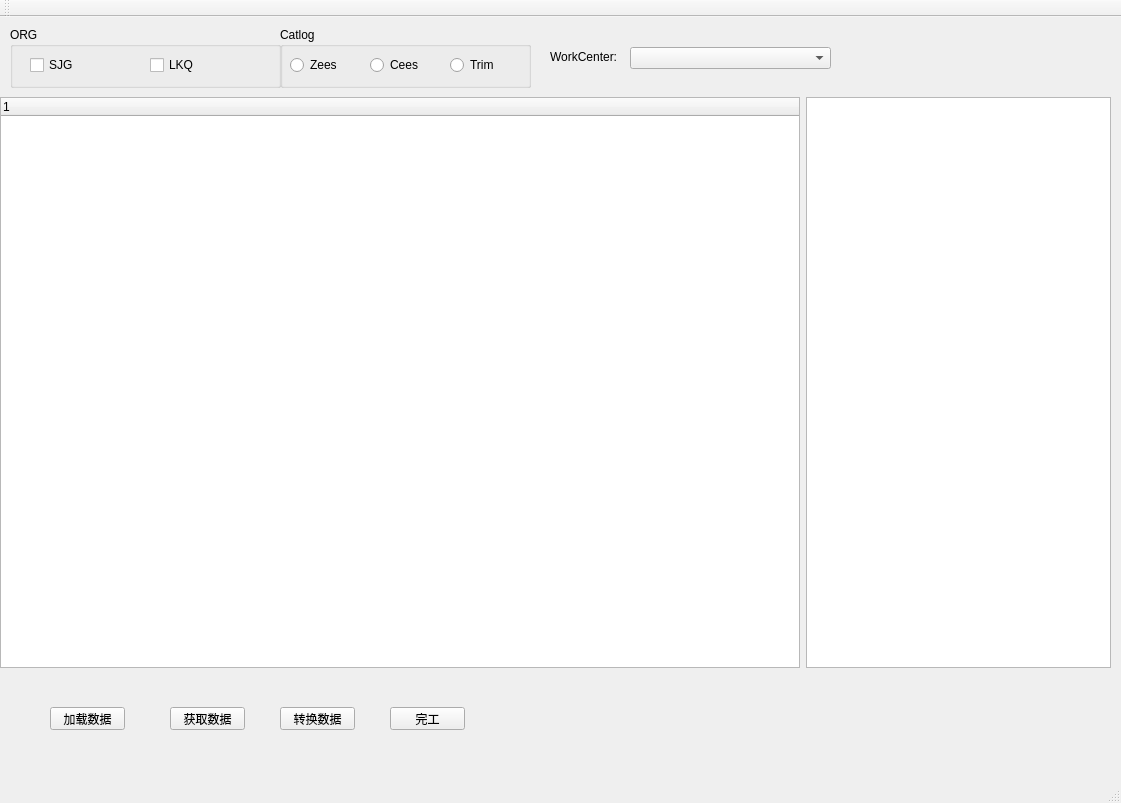
First picture: the form in zSplitting.ui, repository zanweb/zTransform, before the edit.
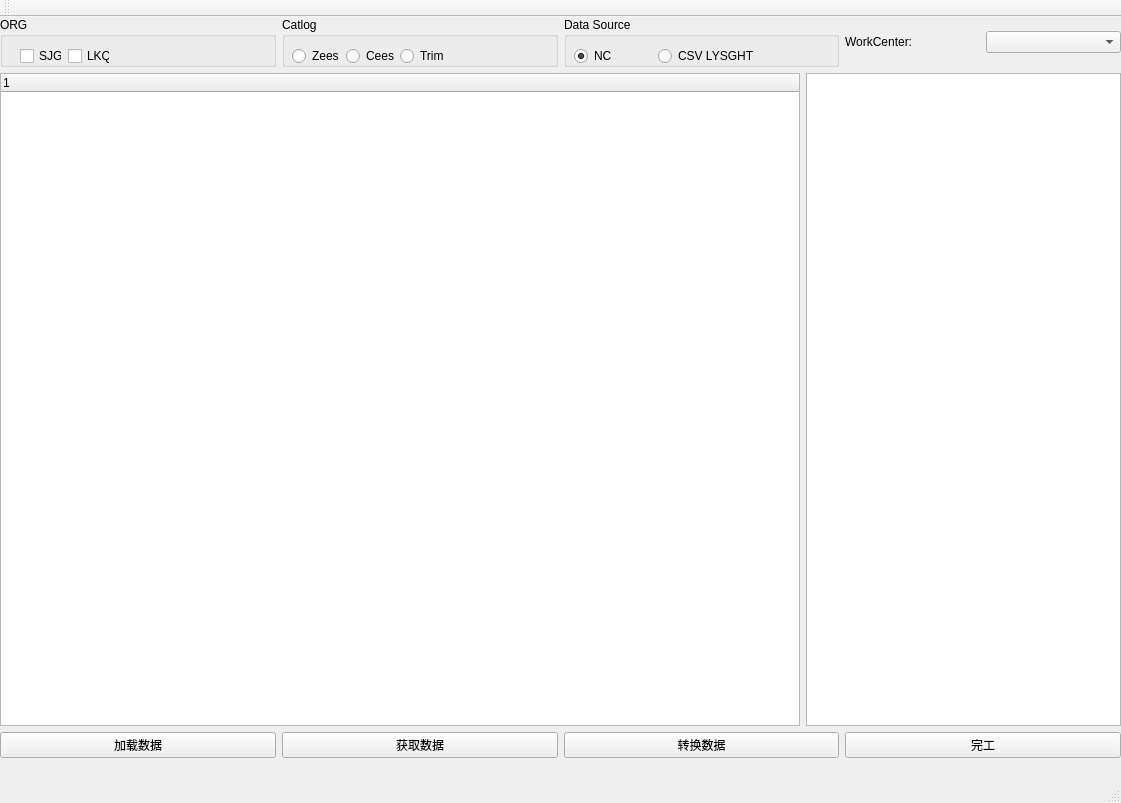
Second picture: the form after the edit.

Diff of the .ui file:
```diff
--- a/zSplitting.ui
+++ b/zSplitting.ui
@@ -14,223 +14,232 @@
    <string>MainWindow</string>
   </property>
   <widget class="QWidget" name="centralwidget">
-   <widget class="QWidget" name="horizontalLayoutWidget">
+   <widget class="QWidget" name="">
     <property name="geometry">
      <rect>
       <x>0</x>
-      <y>80</y>
-      <width>1111</width>
-      <height>571</height>
+      <y>0</y>
+      <width>1121</width>
+      <height>741</height>
      </rect>
     </property>
-    <layout class="QHBoxLayout" name="horizontalLayout">
+    <layout class="QVBoxLayout" name="verticalLayout">
      <item>
-      <widget class="QTreeWidget" name="tree_widget">
-       <property name="sizePolicy">
-        <sizepolicy hsizetype="Maximum" vsizetype="Expanding">
-         <horstretch>0</horstretch>
-         <verstretch>0</verstretch>
-        </sizepolicy>
-       </property>
-       <property name="minimumSize">
-        <size>
-         <width>800</width>
-         <height>0</height>
-        </size>
-       </property>
-       <property name="baseSize">
-        <size>
-         <width>500</width>
-         <height>0</height>
-        </size>
-       </property>
-       <column>
-        <property name="text">
-         <string notr="true">1</string>
-        </property>
-       </column>
-      </widget>
-     </item>
+      <layout class="QHBoxLayout" name="horizontalLayout_7">
      <item>
-      <widget class="QTreeView" name="tree_view">
-       <property name="enabled">
-        <bool>true</bool>
-       </property>
-       <property name="sizePolicy">
-        <sizepolicy hsizetype="Expanding" vsizetype="Expanding">
-         <horstretch>0</horstretch>
-         <verstretch>0</verstretch>
-        </sizepolicy>
-       </property>
-      </widget>
-     </item>
-    </layout>
-   </widget>
-   <widget class="QPushButton" name="push_button_load">
-    <property name="geometry">
-     <rect>
-      <x>50</x>
-      <y>690</y>
-      <width>75</width>
-      <height>23</height>
-     </rect>
-    </property>
-    <property name="text">
-     <string>加载数据</string>
-    </property>
-   </widget>
-   <widget class="QPushButton" name="push_button_get">
-    <property name="geometry">
-     <rect>
-      <x>170</x>
-      <y>690</y>
-      <width>75</width>
-      <height>23</height>
-     </rect>
-    </property>
-    <property name="text">
-     <string>获取数据</string>
-    </property>
-   </widget>
    <widget class="QGroupBox" name="group_box_org">
-    <property name="geometry">
-     <rect>
-      <x>10</x>
-      <y>10</y>
-      <width>271</width>
-      <height>61</height>
-     </rect>
+         <property name="minimumSize">
+          <size>
+           <width>0</width>
+           <height>50</height>
+          </size>
+         </property>
+         <property name="baseSize">
+          <size>
+           <width>50</width>
+           <height>50</height>
+          </size>
     </property>
     <property name="title">
      <string>ORG</string>
     </property>
-    <widget class="QCheckBox" name="check_box_sjg">
+         <widget class="QWidget" name="">
      <property name="geometry">
       <rect>
        <x>20</x>
        <y>30</y>
-       <width>71</width>
-       <height>16</height>
-      </rect>
-     </property>
+            <width>90</width>
+            <height>18</height>
+           </rect>
+          </property>
+          <layout class="QHBoxLayout" name="horizontalLayout_4">
+           <item>
+            <widget class="QCheckBox" name="check_box_sjg">
      <property name="text">
       <string>SJG</string>
      </property>
     </widget>
+           </item>
+           <item>
     <widget class="QCheckBox" name="check_box_lkq">
-     <property name="geometry">
-      <rect>
-       <x>140</x>
-       <y>30</y>
-       <width>71</width>
-       <height>16</height>
-      </rect>
-     </property>
      <property name="text">
       <string>LKQ</string>
      </property>
     </widget>
-   </widget>
+           </item>
+          </layout>
+         </widget>
+        </widget>
+       </item>
+       <item>
    <widget class="QGroupBox" name="group_box_catlog">
-    <property name="geometry">
-     <rect>
-      <x>280</x>
-      <y>10</y>
-      <width>251</width>
-      <height>61</height>
-     </rect>
-    </property>
     <property name="title">
      <string>Catlog</string>
     </property>
+         <widget class="QWidget" name="">
+          <property name="geometry">
+           <rect>
+            <x>10</x>
+            <y>30</y>
+            <width>155</width>
+            <height>18</height>
+           </rect>
+          </property>
+          <layout class="QHBoxLayout" name="horizontalLayout_5">
+           <item>
     <widget class="QRadioButton" name="radio_button_zees">
-     <property name="geometry">
-      <rect>
-       <x>10</x>
-       <y>30</y>
-       <width>89</width>
-       <height>16</height>
-      </rect>
-     </property>
      <property name="text">
       <string>Zees</string>
      </property>
     </widget>
+           </item>
+           <item>
     <widget class="QRadioButton" name="radio_button_cees">
-     <property name="geometry">
-      <rect>
-       <x>90</x>
-       <y>30</y>
-       <width>89</width>
-       <height>16</height>
-      </rect>
-     </property>
      <property name="text">
       <string>Cees</string>
      </property>
     </widget>
+           </item>
+           <item>
     <widget class="QRadioButton" name="radio_button_trim">
-     <property name="geometry">
-      <rect>
-       <x>170</x>
-       <y>30</y>
-       <width>89</width>
-       <height>16</height>
-      </rect>
-     </property>
      <property name="text">
       <string>Trim</string>
      </property>
     </widget>
-   </widget>
-   <widget class="QComboBox" name="combo_box_workcenter">
+           </item>
+          </layout>
+         </widget>
+        </widget>
+       </item>
+       <item>
+        <widget class="QGroupBox" name="group_box_data_source">
+         <property name="title">
+          <string>Data Source</string>
+         </property>
+         <widget class="QWidget" name="">
     <property name="geometry">
      <rect>
-      <x>630</x>
+            <x>10</x>
       <y>30</y>
-      <width>201</width>
-      <height>22</height>
-     </rect>
-    </property>
-   </widget>
+            <width>186</width>
+            <height>18</height>
+           </rect>
+          </property>
+          <layout class="QHBoxLayout" name="horizontalLayout_6">
+           <item>
+            <widget class="QRadioButton" name="radio_button_nc">
+             <property name="text">
+              <string>NC</string>
+             </property>
+             <property name="checked">
+              <bool>true</bool>
+             </property>
+            </widget>
+           </item>
+           <item>
+            <widget class="QRadioButton" name="radio_button_csv">
+             <property name="text">
+              <string>CSV LYSGHT</string>
+             </property>
+            </widget>
+           </item>
+          </layout>
+         </widget>
+        </widget>
+       </item>
+       <item>
+        <layout class="QHBoxLayout" name="horizontalLayout_3">
+         <item>
    <widget class="QLabel" name="label">
-    <property name="geometry">
-     <rect>
-      <x>550</x>
-      <y>30</y>
-      <width>71</width>
-      <height>20</height>
-     </rect>
-    </property>
     <property name="text">
      <string>WorkCenter:</string>
     </property>
    </widget>
+         </item>
+         <item>
+          <widget class="QComboBox" name="combo_box_workcenter"/>
+         </item>
+        </layout>
+       </item>
+      </layout>
+     </item>
+     <item>
+      <layout class="QHBoxLayout" name="horizontalLayout">
+       <item>
+        <widget class="QTreeWidget" name="tree_widget">
+         <property name="sizePolicy">
+          <sizepolicy hsizetype="Maximum" vsizetype="Minimum">
+           <horstretch>0</horstretch>
+           <verstretch>0</verstretch>
+          </sizepolicy>
+         </property>
+         <property name="minimumSize">
+          <size>
+           <width>800</width>
+           <height>0</height>
+          </size>
+         </property>
+         <property name="baseSize">
+          <size>
+           <width>500</width>
+           <height>0</height>
+          </size>
+         </property>
+         <column>
+          <property name="text">
+           <string notr="true">1</string>
+          </property>
+         </column>
+        </widget>
+       </item>
+       <item>
+        <widget class="QTreeView" name="tree_view">
+         <property name="enabled">
+          <bool>true</bool>
+         </property>
+         <property name="sizePolicy">
+          <sizepolicy hsizetype="Expanding" vsizetype="Expanding">
+           <horstretch>0</horstretch>
+           <verstretch>0</verstretch>
+          </sizepolicy>
+         </property>
+        </widget>
+       </item>
+      </layout>
+     </item>
+     <item>
+      <layout class="QHBoxLayout" name="horizontalLayout_2">
+       <item>
+        <widget class="QPushButton" name="push_button_load">
+         <property name="text">
+          <string>加载数据</string>
+         </property>
+        </widget>
+       </item>
+       <item>
+        <widget class="QPushButton" name="push_button_get">
+         <property name="text">
+          <string>获取数据</string>
+         </property>
+        </widget>
+       </item>
+       <item>
    <widget class="QPushButton" name="push_button_transform">
-    <property name="geometry">
-     <rect>
-      <x>280</x>
-      <y>690</y>
-      <width>75</width>
-      <height>23</height>
-     </rect>
-    </property>
     <property name="text">
      <string>转换数据</string>
     </property>
    </widget>
+       </item>
+       <item>
    <widget class="QPushButton" name="push_button_complete">
-    <property name="geometry">
-     <rect>
-      <x>390</x>
-      <y>690</y>
-      <width>75</width>
-      <height>23</height>
-     </rect>
-    </property>
     <property name="text">
      <string>完工</string>
     </property>
+        </widget>
+       </item>
+      </layout>
+     </item>
+    </layout>
    </widget>
   </widget>
   <widget class="QMenuBar" name="menubar">
```
Lines whose indentation alone changed are shown as unchanged.
